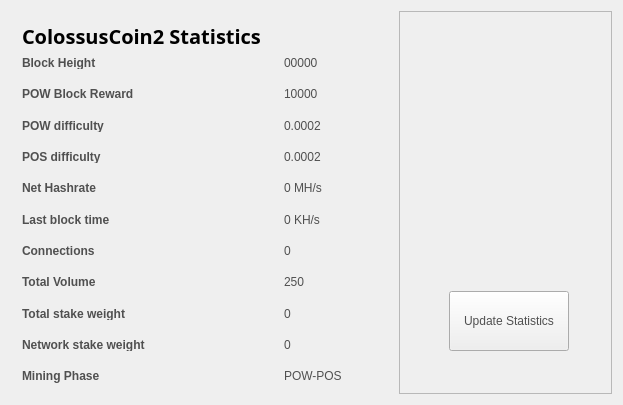
Qt form src/qt/forms/statisticspage.ui (muddafudda/Colossuscoin) before a commit.
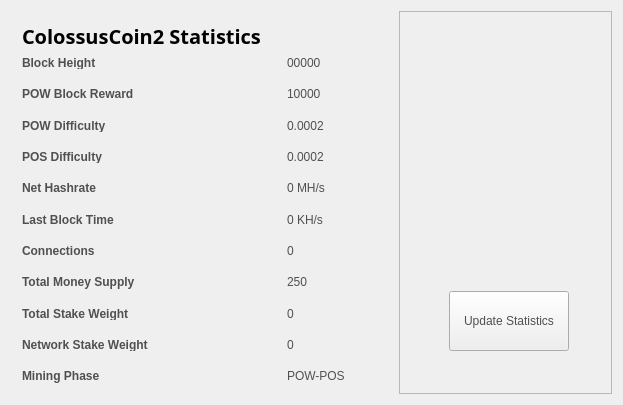
The same form after that commit. Icons and pictures are not drawn.

Commit message: Statistic Renaming

Patch:
```diff
--- a/src/qt/forms/statisticspage.ui
+++ b/src/qt/forms/statisticspage.ui
@@ -138,7 +138,7 @@
         <item row="3" column="0">
          <widget class="QLabel" name="label_13">
           <property name="text">
-           <string>&lt;html&gt;&lt;head/&gt;&lt;body&gt;&lt;p&gt;&lt;span style=&quot; font-weight:600;&quot;&gt;POW difficulty&lt;/span&gt;&lt;/p&gt;&lt;/body&gt;&lt;/html&gt;</string>
+           <string>&lt;html&gt;&lt;head/&gt;&lt;body&gt;&lt;p&gt;&lt;span style=&quot; font-weight:600;&quot;&gt;POW Difficulty&lt;/span&gt;&lt;/p&gt;&lt;/body&gt;&lt;/html&gt;</string>
           </property>
          </widget>
         </item>
@@ -152,7 +152,7 @@
         <item row="4" column="0">
          <widget class="QLabel" name="label_9">
           <property name="text">
-           <string>&lt;html&gt;&lt;head/&gt;&lt;body&gt;&lt;p&gt;&lt;span style=&quot; font-weight:600;&quot;&gt;POS difficulty&lt;/span&gt;&lt;/p&gt;&lt;/body&gt;&lt;/html&gt;</string>
+           <string>&lt;html&gt;&lt;head/&gt;&lt;body&gt;&lt;p&gt;&lt;span style=&quot; font-weight:600;&quot;&gt;POS Difficulty&lt;/span&gt;&lt;/p&gt;&lt;/body&gt;&lt;/html&gt;</string>
           </property>
          </widget>
         </item>
@@ -179,7 +179,7 @@
            </sizepolicy>
           </property>
           <property name="text">
-           <string>&lt;html&gt;&lt;head/&gt;&lt;body&gt;&lt;p&gt;&lt;span style=&quot; font-weight:600;&quot;&gt;Last block time&lt;/span&gt;&lt;/p&gt;&lt;/body&gt;&lt;/html&gt;</string>
+           <string>&lt;html&gt;&lt;head/&gt;&lt;body&gt;&lt;p&gt;&lt;span style=&quot; font-weight:600;&quot;&gt;Last Block Time&lt;/span&gt;&lt;/p&gt;&lt;/body&gt;&lt;/html&gt;</string>
           </property>
          </widget>
         </item>
@@ -207,7 +207,7 @@
         <item row="8" column="0">
          <widget class="QLabel" name="label_8">
           <property name="text">
-           <string>&lt;html&gt;&lt;head/&gt;&lt;body&gt;&lt;p&gt;&lt;span style=&quot; font-weight:600;&quot;&gt;Total Volume&lt;/span&gt;&lt;/p&gt;&lt;/body&gt;&lt;/html&gt;</string>
+           <string>&lt;html&gt;&lt;head/&gt;&lt;body&gt;&lt;p&gt;&lt;span style=&quot; font-weight:600;&quot;&gt;Total Money Supply&lt;/span&gt;&lt;/p&gt;&lt;/body&gt;&lt;/html&gt;</string>
           </property>
          </widget>
         </item>
@@ -221,7 +221,7 @@
         <item row="9" column="0">
          <widget class="QLabel" name="label_10">
           <property name="text">
-           <string>&lt;html&gt;&lt;head/&gt;&lt;body&gt;&lt;p&gt;&lt;span style=&quot; font-weight:600;&quot;&gt;Total stake weight&lt;/span&gt;&lt;/p&gt;&lt;/body&gt;&lt;/html&gt;</string>
+           <string>&lt;html&gt;&lt;head/&gt;&lt;body&gt;&lt;p&gt;&lt;span style=&quot; font-weight:600;&quot;&gt;Total Stake Weight&lt;/span&gt;&lt;/p&gt;&lt;/body&gt;&lt;/html&gt;</string>
           </property>
          </widget>
         </item>
@@ -235,7 +235,7 @@
         <item row="10" column="0">
          <widget class="QLabel" name="label_11">
           <property name="text">
-           <string>&lt;html&gt;&lt;head/&gt;&lt;body&gt;&lt;p&gt;&lt;span style=&quot; font-weight:600;&quot;&gt;Network stake weight&lt;/span&gt;&lt;/p&gt;&lt;/body&gt;&lt;/html&gt;</string>
+           <string>&lt;html&gt;&lt;head/&gt;&lt;body&gt;&lt;p&gt;&lt;span style=&quot; font-weight:600;&quot;&gt;Network Stake Weight&lt;/span&gt;&lt;/p&gt;&lt;/body&gt;&lt;/html&gt;</string>
           </property>
          </widget>
         </item>
```
The commit also changes 1 other file.
